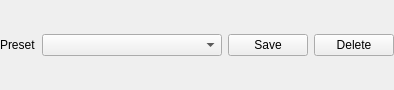
This is src/MovieMator/src/widgets/servicepresetwidget.ui in hansewu/MovieMator as Qt 5 draws it before an edit. The edited form follows.
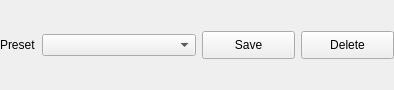
This is the edited form.

Diff of the .ui file:
```diff
--- a/src/MovieMator/src/widgets/servicepresetwidget.ui
+++ b/src/MovieMator/src/widgets/servicepresetwidget.ui
@@ -21,6 +21,12 @@
     <layout class="QHBoxLayout" name="horizontalLayout">
      <item>
       <widget class="QLabel" name="label">
+       <property name="sizePolicy">
+        <sizepolicy hsizetype="Fixed" vsizetype="Preferred">
+         <horstretch>0</horstretch>
+         <verstretch>0</verstretch>
+        </sizepolicy>
+       </property>
        <property name="text">
         <string>Preset</string>
        </property>
@@ -41,6 +47,18 @@
      </item>
      <item>
       <widget class="QPushButton" name="savePresetButton">
+       <property name="sizePolicy">
+        <sizepolicy hsizetype="Fixed" vsizetype="Fixed">
+         <horstretch>0</horstretch>
+         <verstretch>0</verstretch>
+        </sizepolicy>
+       </property>
+       <property name="minimumSize">
+        <size>
+         <width>93</width>
+         <height>28</height>
+        </size>
+       </property>
        <property name="text">
         <string>Save</string>
        </property>
@@ -48,6 +66,18 @@
      </item>
      <item>
       <widget class="QPushButton" name="deletePresetButton">
+       <property name="sizePolicy">
+        <sizepolicy hsizetype="Fixed" vsizetype="Fixed">
+         <horstretch>0</horstretch>
+         <verstretch>0</verstretch>
+        </sizepolicy>
+       </property>
+       <property name="minimumSize">
+        <size>
+         <width>93</width>
+         <height>28</height>
+        </size>
+       </property>
        <property name="text">
         <string>Delete</string>
        </property>
```
Left out of the diff: 11 changed lines with no effect on the pictures.
